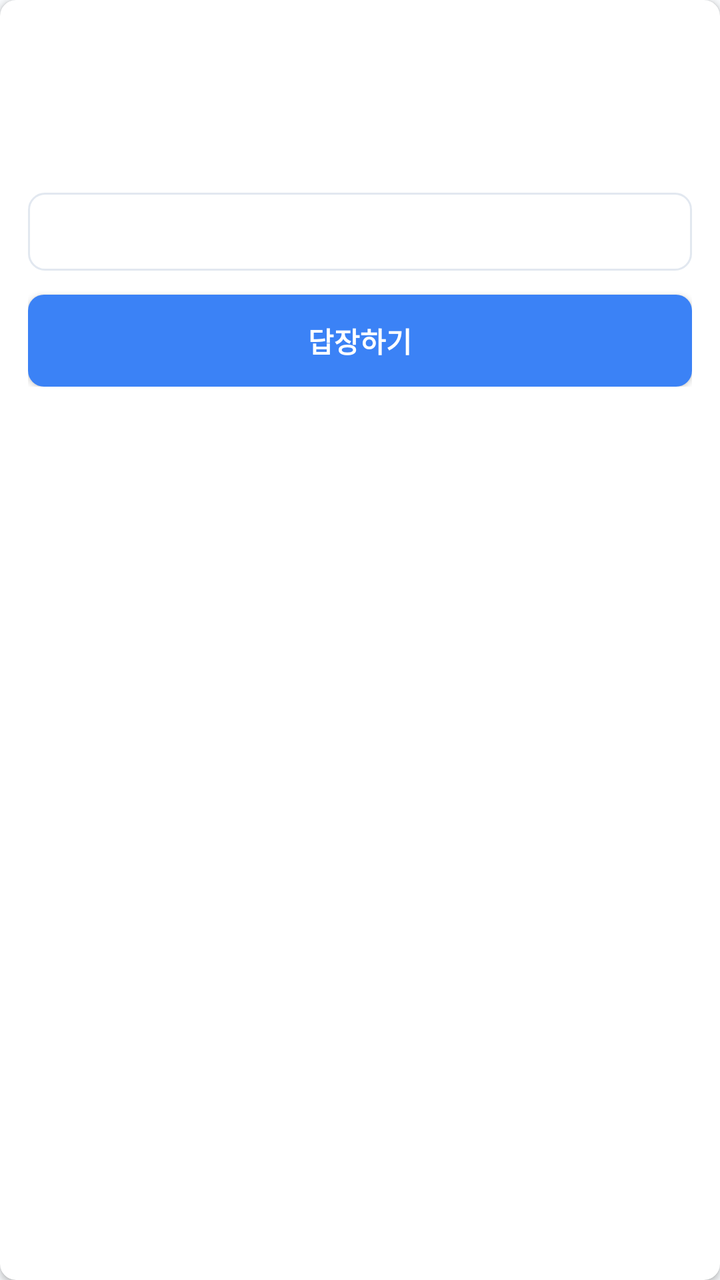
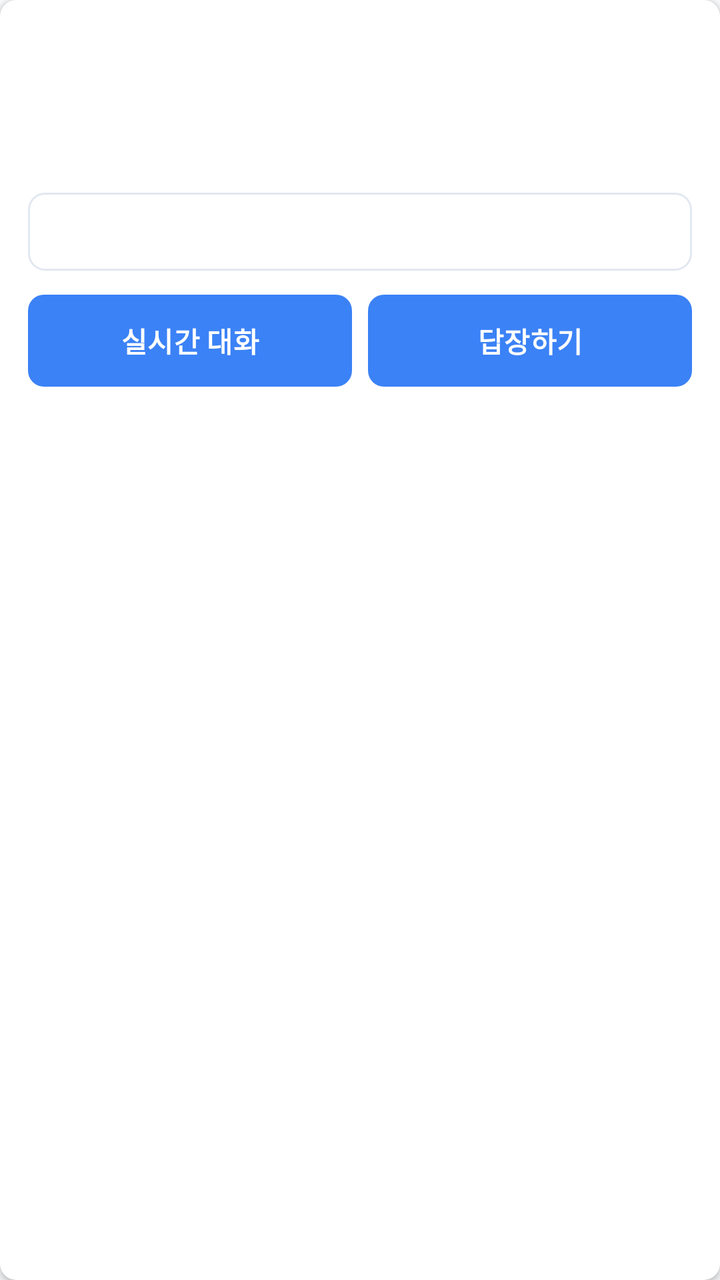

An Android layout rendered at two revisions. The XML below is the earlier revision; the diff shows what the commit changed to produce the second picture.
<!-- AndroidManifest.xml: application theme Theme.Test02_3 -->
<!-- res/layout/item_contact_message.xml -->
<?xml version="1.0" encoding="utf-8"?>
<androidx.cardview.widget.CardView xmlns:android="http://schemas.android.com/apk/res/android"
    xmlns:app="http://schemas.android.com/apk/res-auto"
    android:layout_width="match_parent"
    android:layout_height="wrap_content"
    android:layout_marginBottom="12dp"
    app:cardCornerRadius="8dp"
    app:cardElevation="2dp">

    <LinearLayout
        android:layout_width="match_parent"
        android:layout_height="wrap_content"
        android:orientation="vertical"
        android:padding="14dp">

        <TextView
            android:id="@+id/tvMessageMeta"
            android:layout_width="match_parent"
            android:layout_height="wrap_content"
            android:textColor="@color/text_secondary"
            android:textSize="13sp" />

        <TextView
            android:id="@+id/tvMessageTitle"
            android:layout_width="match_parent"
            android:layout_height="wrap_content"
            android:layout_marginTop="6dp"
            android:textColor="@color/text_primary"
            android:textSize="16sp"
            android:textStyle="bold" />

        <TextView
            android:id="@+id/tvMessageContent"
            android:layout_width="match_parent"
            android:layout_height="wrap_content"
            android:layout_marginTop="8dp"
            android:textColor="@color/text_primary"
            android:textSize="14sp" />

        <TextView
            android:id="@+id/tvMessageReply"
            android:layout_width="match_parent"
            android:layout_height="wrap_content"
            android:layout_marginTop="10dp"
            android:background="@drawable/bg_edit_text_rounded"
            android:padding="10dp"
            android:textColor="@color/main_blue_dark"
            android:textSize="14sp" />

        <android.widget.Button
            android:id="@+id/btnReplyMessage"
            android:layout_width="match_parent"
            android:layout_height="46dp"
            android:layout_marginTop="12dp"
            android:background="@drawable/bg_button_rounded"
            android:text="답장하기"
            android:textColor="@color/white"
            android:textStyle="bold" />
    </LinearLayout>
</androidx.cardview.widget.CardView>
<!-- resources referenced by this layout -->
<resources>
  <color name="main_blue_dark">#1D4ED8</color>
  <color name="text_primary">#1E293B</color>
  <color name="text_secondary">#64748B</color>
  <color name="white">#FFFFFF</color>
  <!-- drawable bg_button_rounded (drawable) -->
  <?xml version="1.0" encoding="utf-8"?>
  <shape xmlns:android="http://schemas.android.com/apk/res/android"
      android:shape="rectangle">
      <solid android:color="@color/main_blue" />
      <corners android:radius="8dp" />
  </shape>
  <!-- drawable bg_edit_text_rounded (drawable) -->
  <?xml version="1.0" encoding="utf-8"?>
  <shape xmlns:android="http://schemas.android.com/apk/res/android"
      android:shape="rectangle">
      <solid android:color="@color/white" />
      <stroke android:width="1dp" android:color="@color/border_gray" />
      <corners android:radius="8dp" />
  </shape>
  <style name="Theme.Test02_3" parent="Base.Theme.Test02_3" />
  <color name="main_blue">#3B82F6</color>
  <color name="border_gray">#E2E8F0</color>
  <style name="Base.Theme.Test02_3" parent="Theme.Material3.DayNight.NoActionBar">
          <item name="colorPrimary">@color/main_blue</item>
          <item name="colorPrimaryVariant">@color/main_blue_dark</item>
          <item name="colorOnPrimary">@color/white</item>
          <item name="android:windowBackground">@color/background_gray</item>
      </style>
  <color name="background_gray">#F8FAFC</color>
</resources>

<!-- the commit's change to res/layout/item_contact_message.xml (unified diff, before → after) -->
@@ -47,14 +47,32 @@
             android:textColor="@color/main_blue_dark"
             android:textSize="14sp" />
 
-        <android.widget.Button
-            android:id="@+id/btnReplyMessage"
+        <LinearLayout
             android:layout_width="match_parent"
-            android:layout_height="46dp"
+            android:layout_height="wrap_content"
             android:layout_marginTop="12dp"
-            android:background="@drawable/bg_button_rounded"
-            android:text="답장하기"
-            android:textColor="@color/white"
-            android:textStyle="bold" />
+            android:orientation="horizontal">
+
+            <Button
+                android:id="@+id/btnOpenChat"
+                android:layout_width="0dp"
+                android:layout_height="46dp"
+                android:layout_weight="1"
+                android:background="@drawable/bg_button_rounded"
+                android:text="실시간 대화"
+                android:textColor="@color/white"
+                android:textStyle="bold" />
+
+            <Button
+                android:id="@+id/btnReplyMessage"
+                android:layout_width="0dp"
+                android:layout_height="46dp"
+                android:layout_marginStart="8dp"
+                android:layout_weight="1"
+                android:background="@drawable/bg_button_rounded"
+                android:text="답장하기"
+                android:textColor="@color/white"
+                android:textStyle="bold" />
+        </LinearLayout>
     </LinearLayout>
 </androidx.cardview.widget.CardView>
